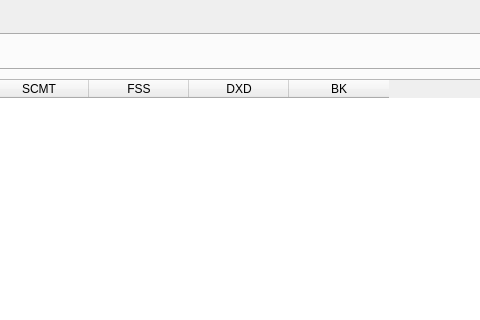
Qt form MainWindow.ui (fahad-ali1/CMPT-395-Class-Scheduler) before a commit; both pictures show x 443 to 923 and y 0 to 320 of the 1200 by 800 pixel window.
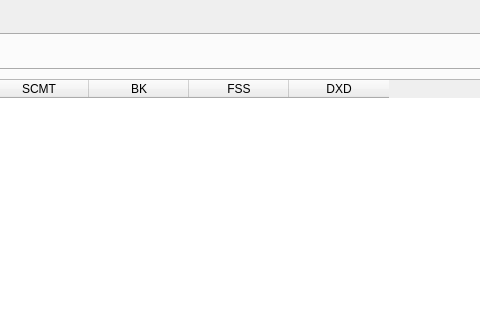
The same form after that commit. The open tabs and pages were chosen to show the change. Icons and pictures are not drawn.

```diff
--- a/MainWindow.ui
+++ b/MainWindow.ui
@@ -643,6 +643,11 @@
              <string>SCMT</string>
             </property>
            </column>
+           <column>
+            <property name="text">
+             <string>BK</string>
+            </property>
+           </column>
            <column>
             <property name="text">
              <string>FSS</string>
@@ -653,11 +658,6 @@
              <string>DXD</string>
             </property>
            </column>
-           <column>
-            <property name="text">
-             <string>BK</string>
-            </property>
-           </column>
           </widget>
          </item>
         </layout>
```
Left out of the diff: 374 changed lines with no effect on the pictures.
